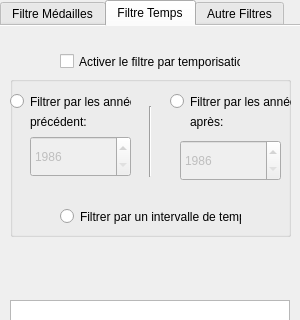
This is data/UIs/RequestOptionsFR.ui in LiamB72/TROPHEE_NSI as Qt 5 draws it before an edit; both pictures show x 0 to 300 and y 0 to 320 of the 300 by 509 pixel window. The edited form follows.
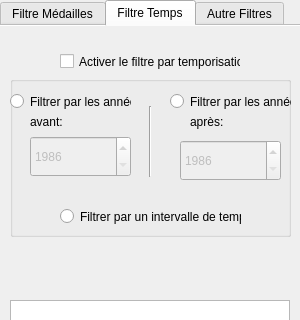
This is the edited form. The open tabs and pages were chosen to show the change.

What changed in the file:
```diff
--- a/data/UIs/RequestOptionsFR.ui
+++ b/data/UIs/RequestOptionsFR.ui
@@ -266,7 +266,7 @@
         </rect>
        </property>
        <property name="text">
-        <string>précédent:</string>
+        <string>avant:</string>
        </property>
       </widget>
      </widget>
```
